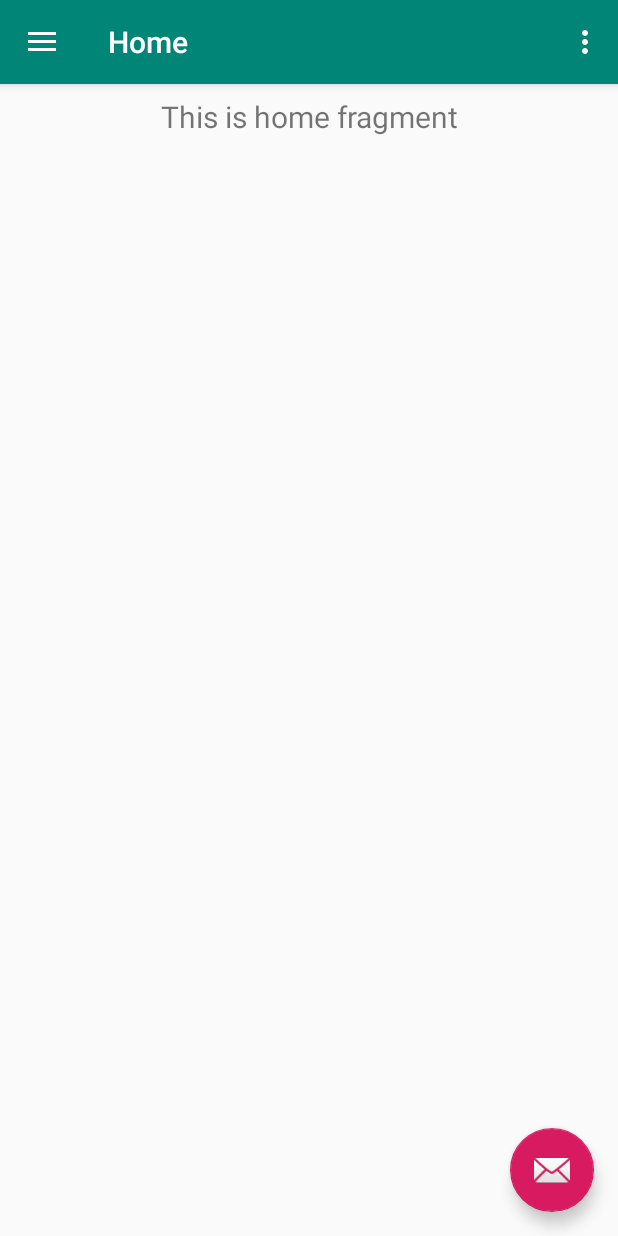
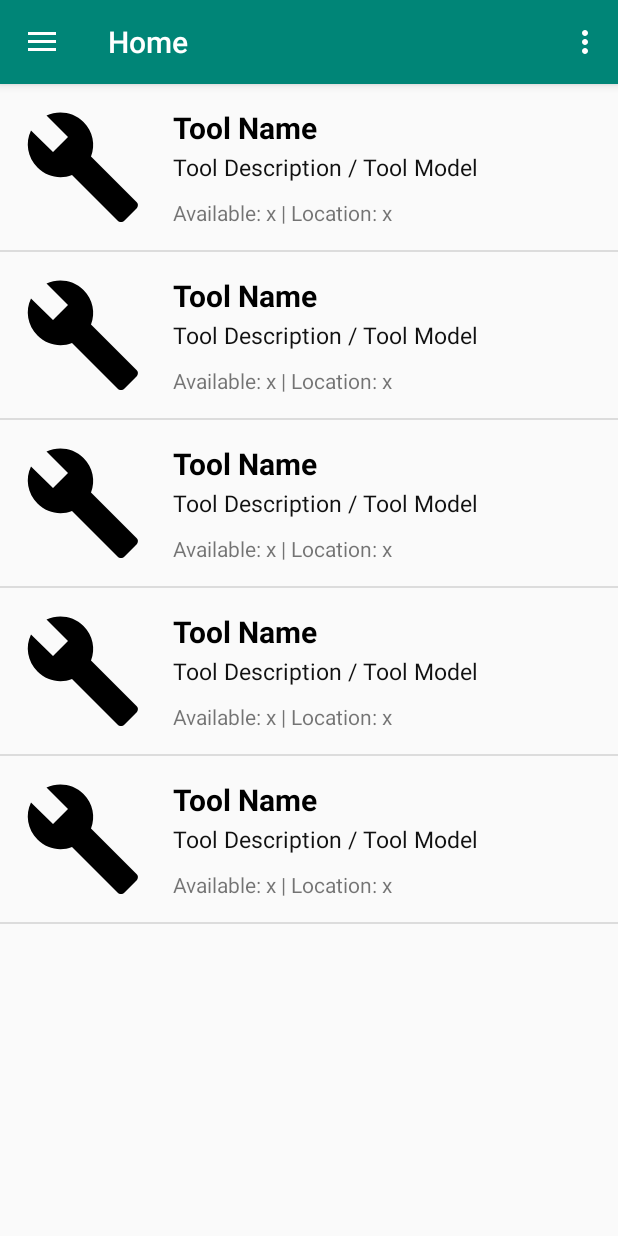
Before and after one commit to MTNANCE/ToolSquirrel, an Android app: the MainActivity screen opened directly, with no data from a screen before it, on a phone screen of 412 x 824 dp. Run offline under Robolectric (Android 15) with nearby library versions, the phone set to English and light mode, and no system bars; our stand-ins replace Picasso, navigation-ui; pictures from the network do not load; 4 statements that could not run were skipped.

Commit message:
Add recyclerview to home fragment with dummy tools

```diff
--- a/app/src/main/java/no/purplecloud/toolsquirrel/Endpoints.java
+++ b/app/src/main/java/no/purplecloud/toolsquirrel/Endpoints.java
@@ -5,6 +5,8 @@ public class Endpoints {
             "https://bb937c75-2375-4ce8-9729-039fb4b10669.mock.pstmn.io/auth/login";
     public static final String REGISTER =
             "https://bb937c75-2375-4ce8-9729-039fb4b10669.mock.pstmn.io/auth/register";
+    public static final String RANDOM_IMAGE =
+            "https://source.unsplash.com/random";
 
     // Prevent initialization of class
     private Endpoints() {}
--- a/app/src/main/java/no/purplecloud/toolsquirrel/MainActivity.java
+++ b/app/src/main/java/no/purplecloud/toolsquirrel/MainActivity.java
@@ -31,14 +31,6 @@ public class MainActivity extends AppCompatActivity {
         setContentView(R.layout.activity_main);
         Toolbar toolbar = findViewById(R.id.toolbar);
         setSupportActionBar(toolbar);
-        FloatingActionButton fab = findViewById(R.id.fab);
-        fab.setOnClickListener(new View.OnClickListener() {
-            @Override
-            public void onClick(View view) {
-                Snackbar.make(view, "Replace with your own action", Snackbar.LENGTH_LONG)
-                        .setAction("Action", null).show();
-            }
-        });
         DrawerLayout drawer = findViewById(R.id.drawer_layout);
         NavigationView navigationView = findViewById(R.id.nav_view);
         // Passing each menu ID as a set of Ids because each
--- /dev/null
+++ b/app/src/main/java/no/purplecloud/toolsquirrel/domain/Employee.java
@@ -0,0 +1,4 @@
+package no.purplecloud.toolsquirrel.domain;
+
+public class Employee {
+}
--- /dev/null
+++ b/app/src/main/java/no/purplecloud/toolsquirrel/domain/Tool.java
@@ -0,0 +1,59 @@
+package no.purplecloud.toolsquirrel.domain;
+
+import org.json.JSONException;
+import org.json.JSONObject;
+
+import java.util.ArrayList;
+import java.util.List;
+
+import lombok.Data;
+import lombok.NoArgsConstructor;
+
+@Data
+@NoArgsConstructor
+public class Tool {
+
+    private Long id;
+
+    private String toolName;
+
+    // TODO Change after changing tool on backend
+    private String toolDesc;
+
+    private String toolLocation;
+
+    private String toolImage;
+
+    private Employee loaner;
+
+    /**
+     * Constructor for creating a dummy tool
+     */
+    public Tool(Long id, String imageUrl, String toolName, String toolDesc, String toolLocation) {
+        this.id = id;
+        this.toolImage = imageUrl;
+        this.toolName = toolName;
+        this.toolDesc = toolDesc;
+        this.toolLocation = toolLocation;
+    }
+
+    public Tool(JSONObject jsonObject) throws JSONException {
+        setId(jsonObject.getLong("toolId"));
+        setToolName(jsonObject.getString("toolName"));
+        ///setToolDesc(jsonObject.getString("toolDesc"));
+        setToolLocation(jsonObject.getString("toolLocation"));
+
+        // Check if there is an image for the tool
+        if (jsonObject.has(jsonObject.getString("toolImage"))) {
+            this.toolImage = jsonObject.getString("toolImage");
+        }
+
+        // Check if the tool is loaned by a user or not
+        // TODO double check the string. if the API returns user, loaner or whatever
+        if (jsonObject.has("loaner")) {
+            // TODO Add necessary parameters after changing Employee class
+            this.loaner = new Employee();
+        }
+    }
+
+}
--- a/app/src/main/java/no/purplecloud/toolsquirrel/ui/home/HomeFragment.java
+++ b/app/src/main/java/no/purplecloud/toolsquirrel/ui/home/HomeFragment.java
@@ -11,25 +11,29 @@ import androidx.annotation.NonNull;
 import androidx.fragment.app.Fragment;
 import androidx.lifecycle.Observer;
 import androidx.lifecycle.ViewModelProviders;
+import androidx.recyclerview.widget.DividerItemDecoration;
+import androidx.recyclerview.widget.LinearLayoutManager;
+import androidx.recyclerview.widget.RecyclerView;
+
+import java.util.ArrayList;
 
 import no.purplecloud.toolsquirrel.R;
+import no.purplecloud.toolsquirrel.domain.Tool;
 
 public class HomeFragment extends Fragment {
 
     private HomeViewModel homeViewModel;
 
-    public View onCreateView(@NonNull LayoutInflater inflater,
-                             ViewGroup container, Bundle savedInstanceState) {
-        homeViewModel =
-                ViewModelProviders.of(this).get(HomeViewModel.class);
-        View root = inflater.inflate(R.layout.fragment_home, container, false);
-        final TextView textView = root.findViewById(R.id.text_home);
-        homeViewModel.getText().observe(this, new Observer<String>() {
-            @Override
-            public void onChanged(@Nullable String s) {
-                textView.setText(s);
-            }
-        });
-        return root;
+    public View onCreateView(@NonNull LayoutInflater inflater, ViewGroup container, Bundle savedInstanceState) {
+        RecyclerView recyclerView = (RecyclerView) inflater.inflate(R.layout.fragment_home, container, false);
+        LinearLayoutManager linearLayoutManager = new LinearLayoutManager(recyclerView.getContext());
+        recyclerView.setLayoutManager(linearLayoutManager);
+        DividerItemDecoration dividerItemDecoration = new DividerItemDecoration(recyclerView.getContext(), linearLayoutManager.getOrientation());
+        recyclerView.addItemDecoration(dividerItemDecoration);
+        this.homeViewModel = ViewModelProviders.of(this.getActivity()).get(HomeViewModel.class);
+        this.homeViewModel.getTools().observe(this, tools ->
+                recyclerView.setAdapter(new ToolListRecyclerViewAdapter(tools)));
+        return recyclerView;
     }
+
 }
--- a/app/src/main/java/no/purplecloud/toolsquirrel/ui/home/HomeViewModel.java
+++ b/app/src/main/java/no/purplecloud/toolsquirrel/ui/home/HomeViewModel.java
@@ -4,16 +4,35 @@ import androidx.lifecycle.LiveData;
 import androidx.lifecycle.MutableLiveData;
 import androidx.lifecycle.ViewModel;
 
+import java.util.ArrayList;
+import java.util.List;
+
+import no.purplecloud.toolsquirrel.domain.Tool;
+
 public class HomeViewModel extends ViewModel {
 
-    private MutableLiveData<String> mText;
+    private MutableLiveData<List<Tool>> listOfTools;
+
+    private List<Tool> listOfDummyTools;
 
     public HomeViewModel() {
-        mText = new MutableLiveData<>();
-        mText.setValue("This is home fragment");
+        this.listOfDummyTools = new ArrayList<>();
     }
 
-    public LiveData<String> getText() {
-        return mText;
+    public LiveData<List<Tool>> getTools() {
+        if (this.listOfTools == null) {
+            this.listOfTools = new MutableLiveData<>();
+            initDummyData();
+        }
+        return this.listOfTools;
+    }
+
+    private void initDummyData() {
+        this.listOfDummyTools.add(new Tool(1L, "https://cdn.bmstores.co.uk/images/hpcProductImage/imgFull/337811-6-way-screwdriver.jpg", "Skutrekker", "Skrutrekker fra Jula", "L123"));
+        this.listOfDummyTools.add(new Tool(2L, "https://www.dhresource.com/0x0s/f2-albu-g7-M01-DB-39-rBVaSVsR94WAZh2-AAVGzLYwqIM570.jpg/yikoda-21v-electric-screwdriver-cordless.jpg", "Skrumaskin", "Mx154", "L122"));
+        this.listOfDummyTools.add(new Tool(3L, "https://images-na.ssl-images-amazon.com/images/I/81zEGnZTe1L._SX425_.jpg", "Vinkelsliper", "x330", "A100"));
+        this.listOfDummyTools.add(new Tool(4L, "https://images-na.ssl-images-amazon.com/images/I/61OPU27mdSL._SX425_.jpg", "Drill", "Drill fra Jula", "A103"));
+        this.listOfDummyTools.add(new Tool(5L, "https://encrypted-tbn0.gstatic.com/images?q=tbn%3AANd9GcSTjz00sUmF0uJ5CAbDW9bDYQwv6xSO3Arg61x3wVdgTj4XKysw", "Minarc Sveiseapparat", "180 EVO", "A100"));
+        this.listOfTools.setValue(this.listOfDummyTools);
     }
 }
--- /dev/null
+++ b/app/src/main/java/no/purplecloud/toolsquirrel/ui/home/ToolListRecyclerViewAdapter.java
@@ -0,0 +1,81 @@
+package no.purplecloud.toolsquirrel.ui.home;
+
+import android.util.Log;
+import android.view.LayoutInflater;
+import android.view.View;
+import android.view.ViewGroup;
+import android.widget.ImageView;
+import android.widget.RelativeLayout;
+import android.widget.TextView;
+
+import androidx.annotation.NonNull;
+import androidx.recyclerview.widget.RecyclerView;
+
+import com.squareup.picasso.Picasso;
+
+import java.util.ArrayList;
+import java.util.List;
+
+import no.purplecloud.toolsquirrel.R;
+import no.purplecloud.toolsquirrel.domain.Tool;
+
+/**
+ * Recycler view adapter for the list of tools
+ */
+public class ToolListRecyclerViewAdapter extends RecyclerView.Adapter<ToolListRecyclerViewAdapter.ViewHolder> {
+
+    private static final String TAG = "ToolListRecyclerViewAdapter";
+
+    // TODO This is currently a list of dummy tools
+    private final List<Tool> listOfDummyTools;
+
+    public ToolListRecyclerViewAdapter(List<Tool> listOfTools) {
+        this.listOfDummyTools = listOfTools;
+    }
+
+    @NonNull
+    @Override
+    public ViewHolder onCreateViewHolder(@NonNull ViewGroup parent, int viewType) {
+        View view = LayoutInflater.from(parent.getContext()).inflate(R.layout.fragment_list_item, parent, false);
+        ViewHolder viewHolder = new ViewHolder(view);
+        return viewHolder;
+    }
+
+    @Override
+    public void onBindViewHolder(@NonNull ViewHolder viewHolder, int position) {
+        // Is called for every widget that is added (DEBUG purposes
+        Log.d(TAG, "onBindViewHolder: called.");
+
+        Picasso.get().load(this.listOfDummyTools.get(position).getToolImage()).into(viewHolder.image);
+        viewHolder.toolTitle.setText(this.listOfDummyTools.get(position).getToolName());
+        viewHolder.toolDesc.setText(this.listOfDummyTools.get(position).getToolDesc());
+        viewHolder.toolInfo.setText(this.listOfDummyTools.get(position).getToolLocation());
+    }
+
+    @Override
+    public int getItemCount() {
+        return this.listOfDummyTools.size();
+    }
+
+    /**
+     * Will hold each widget/view in memory
+     */
+    public class ViewHolder extends RecyclerView.ViewHolder {
+
+        ImageView image;
+        TextView toolTitle;
+        TextView toolDesc;
+        TextView toolInfo;
+        RelativeLayout parentLayout;
+
+        public ViewHolder(@NonNull View itemView) {
+            super(itemView);
+            this.image = itemView.findViewById(R.id.list_item_image);
+            this.toolTitle = itemView.findViewById(R.id.list_item_tool_title);
+            this.toolDesc = itemView.findViewById(R.id.list_item_tool_desc);
+            this.toolInfo = itemView.findViewById(R.id.list_item_tool_info);
+            this.parentLayout = itemView.findViewById(R.id.list_item_parent_layout);
+        }
+    }
+
+}
--- /dev/null
+++ b/app/src/main/res/drawable/ic_build_black_24dp.xml
@@ -0,0 +1,9 @@
+<vector xmlns:android="http://schemas.android.com/apk/res/android"
+        android:width="24dp"
+        android:height="24dp"
+        android:viewportWidth="24.0"
+        android:viewportHeight="24.0">
+    <path
+        android:fillColor="#FF000000"
+        android:pathData="M22.7,19l-9.1,-9.1c0.9,-2.3 0.4,-5 -1.5,-6.9 -2,-2 -5,-2.4 -7.4,-1.3L9,6 6,9 1.6,4.7C0.4,7.1 0.9,10.1 2.9,12.1c1.9,1.9 4.6,2.4 6.9,1.5l9.1,9.1c0.4,0.4 1,0.4 1.4,0l2.3,-2.3c0.5,-0.4 0.5,-1.1 0.1,-1.4z"/>
+</vector>
--- a/app/src/main/res/layout/app_bar_main.xml
+++ b/app/src/main/res/layout/app_bar_main.xml
@@ -22,12 +22,4 @@
 
     <include layout="@layout/content_main" />
 
-    <com.google.android.material.floatingactionbutton.FloatingActionButton
-        android:id="@+id/fab"
-        android:layout_width="wrap_content"
-        android:layout_height="wrap_content"
-        android:layout_gravity="bottom|end"
-        android:layout_margin="@dimen/fab_margin"
-        app:srcCompat="@android:drawable/ic_dialog_email" />
-
 </androidx.coordinatorlayout.widget.CoordinatorLayout>
--- a/app/src/main/res/layout/fragment_home.xml
+++ b/app/src/main/res/layout/fragment_home.xml
@@ -1,19 +1,7 @@
 <?xml version="1.0" encoding="utf-8"?>
-<androidx.constraintlayout.widget.ConstraintLayout xmlns:android="http://schemas.android.com/apk/res/android"
-    xmlns:app="http://schemas.android.com/apk/res-auto"
-    android:layout_width="match_parent"
-    android:layout_height="match_parent">
-
-    <TextView
-        android:id="@+id/text_home"
-        android:layout_width="match_parent"
-        android:layout_height="wrap_content"
-        android:layout_marginStart="8dp"
-        android:layout_marginTop="8dp"
-        android:layout_marginEnd="8dp"
-        android:textAlignment="center"
-        android:textSize="20sp"
-        app:layout_constraintEnd_toEndOf="parent"
-        app:layout_constraintStart_toStartOf="parent"
-        app:layout_constraintTop_toTopOf="parent" />
-</androidx.constraintlayout.widget.ConstraintLayout>
+<androidx.recyclerview.widget.RecyclerView
+    xmlns:android="http://schemas.android.com/apk/res/android"
+    xmlns:tools="http://schemas.android.com/tools"
+    android:layout_height="match_parent"
+    android:layout_width="match_parent">
+</androidx.recyclerview.widget.RecyclerView>
--- /dev/null
+++ b/app/src/main/res/layout/fragment_list_item.xml
@@ -0,0 +1,47 @@
+<?xml version="1.0" encoding="utf-8"?>
+<RelativeLayout xmlns:android="http://schemas.android.com/apk/res/android"
+    xmlns:app="http://schemas.android.com/apk/res-auto"
+    xmlns:tools="http://schemas.android.com/tools"
+    android:layout_width="match_parent"
+    android:layout_height="wrap_content"
+    android:padding="15dp"
+    android:id="@+id/list_item_parent_layout">
+
+    <ImageView
+        android:layout_width="80dp"
+        android:layout_height="80dp"
+        app:srcCompat="@drawable/ic_build_black_24dp"
+        android:id="@+id/list_item_image"/>
+
+    <TextView
+        android:layout_width="wrap_content"
+        android:layout_height="wrap_content"
+        android:text="Tool Name"
+        android:layout_toRightOf="@id/list_item_image"
+        android:textColor="#000"
+        android:textStyle="bold"
+        android:textSize="20dp"
+        android:layout_marginLeft="20dp"
+        android:id="@+id/list_item_tool_title"/>
+
+    <TextView
+        android:layout_width="wrap_content"
+        android:layout_height="wrap_content"
+        android:text="Tool Description / Tool Model"
+        android:layout_toRightOf="@id/list_item_image"
+        android:layout_centerVertical="true"
+        android:layout_marginLeft="20dp"
+        android:textSize="15dp"
+        android:textColor="#111"
+        android:id="@+id/list_item_tool_desc"/>
+
+    <TextView
+        android:layout_width="wrap_content"
+        android:layout_height="wrap_content"
+        android:text="Available: x | Location: x"
+        android:layout_toRightOf="@id/list_item_image"
+        android:layout_alignBottom="@id/list_item_image"
+        android:layout_marginLeft="20dp"
+        android:id="@+id/list_item_tool_info"/>
+
+</RelativeLayout>
--- a/app/src/main/res/values/strings.xml
+++ b/app/src/main/res/values/strings.xml
@@ -18,4 +18,7 @@
     <string name="password_placeholder">Password</string>
     <string name="login_btn">Login</string>
     <string name="login_no_account"><u>Don\'t have an account?</u></string>
+
+    <!-- TODO: Remove or change this placeholder text -->
+    <string name="hello_blank_fragment">Hello blank fragment</string>
 </resources>
```
Also changed, not shown: app/build.gradle (+8 -2 lines), app/src/main/res/drawable/ic_menu_camera.xml (deleted, +0 -12 lines), app/src/main/res/drawable/ic_menu_gallery.xml (deleted, +0 -9 lines), app/src/main/res/drawable/ic_menu_manage.xml (deleted, +0 -9 lines), app/src/main/res/drawable/ic_menu_send.xml (deleted, +0 -9 lines), app/src/main/res/drawable/ic_menu_share.xml (deleted, +0 -9 lines), app/src/main/res/drawable/ic_menu_slideshow.xml (deleted, +0 -9 lines).
